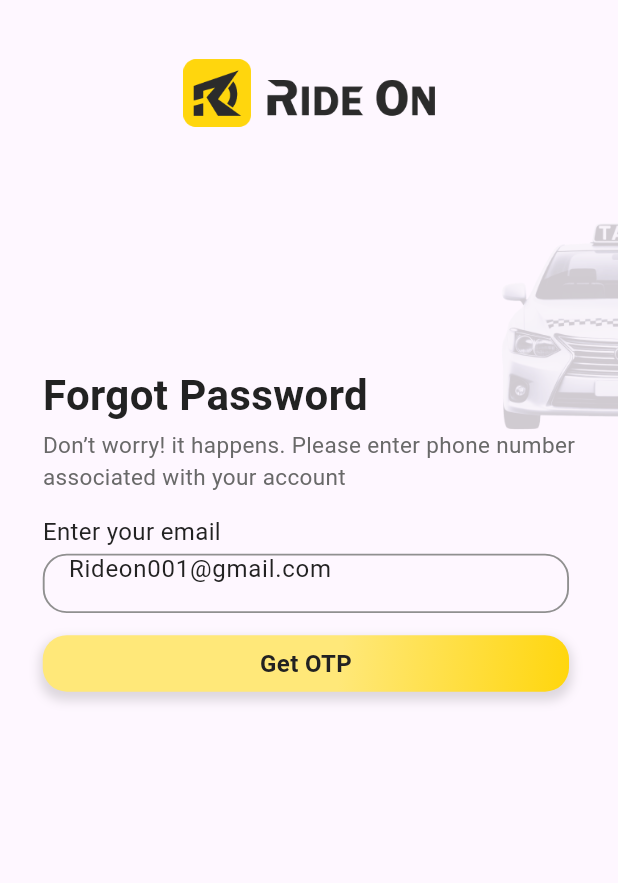
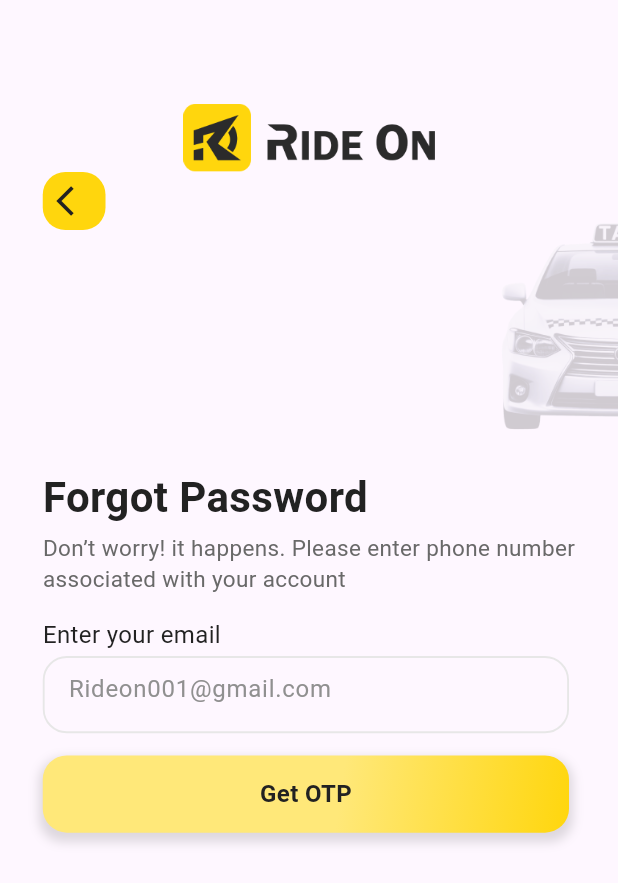
Before and after one commit to afaqkhan34/Ride-On-Mobile-App, a Flutter app: the LoginPageView screen opened by its route, after a tap on "Forgot Password!", on a phone screen of 412 x 824 dp. Shown: the top 883 px of the screen. Run offline on Flutter 3.47's test engine with Material 3 defaults, Android fonts, the light colour scheme and no system bars; our stand-ins replace cached_network_image, flutter_screenutil, flutter_svg, font_awesome_flutter, stacked, stacked_services and 1 more.

Commit message:
i did this today

```diff
--- a/lib/ui/common/app_colors.dart
+++ b/lib/ui/common/app_colors.dart
@@ -9,5 +9,6 @@ class AppColors {
   static const KcLightYellow = Color(0xFFFFE879);
   static const KcDarkYellow = Color(0xFFFFD60D);
   static const Kcwhite =Color(0xFFFFFFFF);
+  static const KcBorder = Color(0xFFE7E7E7);
 
 }
--- a/lib/ui/custom_components/custom_button.dart
+++ b/lib/ui/custom_components/custom_button.dart
@@ -19,7 +19,7 @@ class CustomButton extends StatelessWidget {
       onTap: onPressed, // Trigger callback when tapped
       child: Container(
         width: 327.w, // Fixed width
-        height: 38.h, // Fixed height
+        height: 52.h, // Fixed height
         decoration: BoxDecoration(
           borderRadius: BorderRadius.circular(16), // Border radius
           gradient: LinearGradient(
--- a/lib/ui/custom_components/custom_textfield.dart
+++ b/lib/ui/custom_components/custom_textfield.dart
@@ -23,7 +23,7 @@ class CustomTextField extends StatelessWidget {
     this.onTapIcon,
     this.icon,
     this.showBorder = true, // Default is true
-    this.borderColor = AppColors.KcNeutralGrey, // Default border color
+    this.borderColor = AppColors.KcBorder, // Default border color
     this.backgroundColor, // Optional background color
   }) : super(key: key);
 
@@ -31,7 +31,7 @@ class CustomTextField extends StatelessWidget {
   Widget build(BuildContext context) {
     return Container(
       width: 327.w, // Fixed width
-      height: 40.h, // Fixed height
+      height: 52.h, // Fixed height
       decoration: BoxDecoration(
         color: backgroundColor, // Optional background color
         borderRadius: BorderRadius.circular(16),
@@ -50,7 +50,7 @@ class CustomTextField extends StatelessWidget {
             obscureText: isObscured, // Toggle visibility dynamically
             decoration: InputDecoration(
               hintText: hintText,
-              hintStyle: TextStyles.Regularlight,
+              hintStyle: TextStyles.Regularlight.copyWith(color: AppColors.KcNeutralGrey),
               border: InputBorder.none,
               contentPadding:
               const EdgeInsets.symmetric(horizontal: 16, vertical: 16),
--- a/lib/ui/views/forgot_password/forgot_password_view.dart
+++ b/lib/ui/views/forgot_password/forgot_password_view.dart
@@ -37,7 +37,7 @@ class ForgotPasswordView extends StackedView<ForgotPasswordViewModel> {
               child: Column(
                 crossAxisAlignment: CrossAxisAlignment.start,
                 children: [
-                  SizedBox(height: 40.h),
+                  70.verticalSpace,
                   Row(
                     mainAxisAlignment: MainAxisAlignment.center,
                     children: [
@@ -47,6 +47,16 @@ class ForgotPasswordView extends StackedView<ForgotPasswordViewModel> {
                         height: 46.h,
                       ),
                     ],
+                  ),
+                  Container(
+                    height: 39.h,
+                    width: 39.w,
+                    decoration: BoxDecoration(
+                      color: AppColors.KcDarkYellow,
+                      borderRadius: BorderRadius.circular(15),
+
+                    ),
+                    child: Icon(Icons.arrow_back_ios, color: AppColors.KcDarkGreyColor,),
                   ),
                   SizedBox(
                     height: 160.h,
--- a/lib/ui/views/login_page/login_page_view.dart
+++ b/lib/ui/views/login_page/login_page_view.dart
@@ -28,7 +28,7 @@ class LoginPageView extends StackedView<LoginPageViewModel> {
         child: Stack(
           children: [
             Positioned(
-              top: 142,
+              top: 150,
               right: 0,
               child: Image.asset(
                 AppImages.backgroundImage,
@@ -42,7 +42,7 @@ class LoginPageView extends StackedView<LoginPageViewModel> {
               child: Column(
                 crossAxisAlignment: CrossAxisAlignment.start,
                 children: [
-                  SizedBox(height: 40.h),
+                  70.verticalSpace,
                   Row(
                     mainAxisAlignment: MainAxisAlignment.center,
                     children: [
@@ -53,39 +53,27 @@ class LoginPageView extends StackedView<LoginPageViewModel> {
                       ),
                     ],
                   ),
-                  SizedBox(
-                    height: 120.h,
-                  ),
+                  194.verticalSpace,
                   Text(
                     'Log In',
                     style: TextStyles.largeBold,
                   ),
-                  SizedBox(
-                    height: 15.h,
-                  ),
+                  30.verticalSpace,
                   Text('Enter your email', style: TextStyles.Regularlight),
-                  SizedBox(
-                    height: 3.h,
-                  ),
+                  5.verticalSpace,
                   CustomTextField(
                     hintText: 'Rideon001@gmail.com',
                     controller: viewModel.emailController,
                   ),
-                  SizedBox(
-                    height: 15.h,
-                  ),
+                  15.verticalSpace,
                   Text('Enter your password', style: TextStyles.Regularlight),
-                  SizedBox(
-                    height: 3.h,
-                  ),
+                  5.verticalSpace,
                   CustomTextField(
                     hintText: '***********',
                     controller: viewModel.passwordController,
                     obscureText: true,
                   ),
-                  SizedBox(
-                    height: 3.h,
-                  ),
+                  5.verticalSpace,
                   Row(
                     mainAxisAlignment: MainAxisAlignment.end,
                     children: [
@@ -99,18 +87,14 @@ class LoginPageView extends StackedView<LoginPageViewModel> {
                           )),
                     ],
                   ),
-                  SizedBox(
-                    height: 15.h,
-                  ),
+                  20.verticalSpace,
                   Center(
                       child: CustomButton(
                           text: 'Log In',
                           onPressed: () {
                             viewModel.navigateToDashboardView();
                           })),
-                  SizedBox(
-                    height: 15.h,
-                  ),
+                  15.verticalSpace,
                   Row(
                     mainAxisAlignment: MainAxisAlignment.center,
                     children: [
@@ -118,9 +102,7 @@ class LoginPageView extends StackedView<LoginPageViewModel> {
                         "Don't have an account? ",
                         style: TextStyles.Regularlight,
                       ),
-                      SizedBox(
-                        width: 3.h,
-                      ),
+                      5.verticalSpace,
                       GestureDetector(
                         onTap: () {
                           viewModel.navigateToSignUpView();
@@ -132,9 +114,7 @@ class LoginPageView extends StackedView<LoginPageViewModel> {
                       )
                     ],
                   ),
-                  SizedBox(
-                    height: 15.h,
-                  ),
+                  10.verticalSpace,
                   Row(
                     mainAxisAlignment: MainAxisAlignment.center,
                     children: [
@@ -145,16 +125,14 @@ class LoginPageView extends StackedView<LoginPageViewModel> {
                       ),
                     ],
                   ),
-                  SizedBox(
-                    height: 10.h,
-                  ),
+                  18.verticalSpace,
                   GestureDetector(
                     onTap: () {
                       // Handle the onTap event
                     },
                     child: Container(
                       width: 327.w,
-                      height: 38.h,
+                      height: 52.h,
                       decoration: BoxDecoration(
                         color: Colors.transparent,
                         borderRadius: BorderRadius.circular(10),
@@ -173,9 +151,7 @@ class LoginPageView extends StackedView<LoginPageViewModel> {
                               width: 20.w,
                               height: 20.h,
                             ),
-                            SizedBox(
-                              width: 5.w,
-                            ),
+                            5.horizontalSpace,
                             Text(
                               'Continue with Google',
                               style: TextStyles.RegularBold,
```
Also changed, not shown: lib/ui/views/sign_up/sign_up_view.dart (+19 -48 lines), lib/ui/views/start_page/start_page_view.dart (+15 -32 lines).
